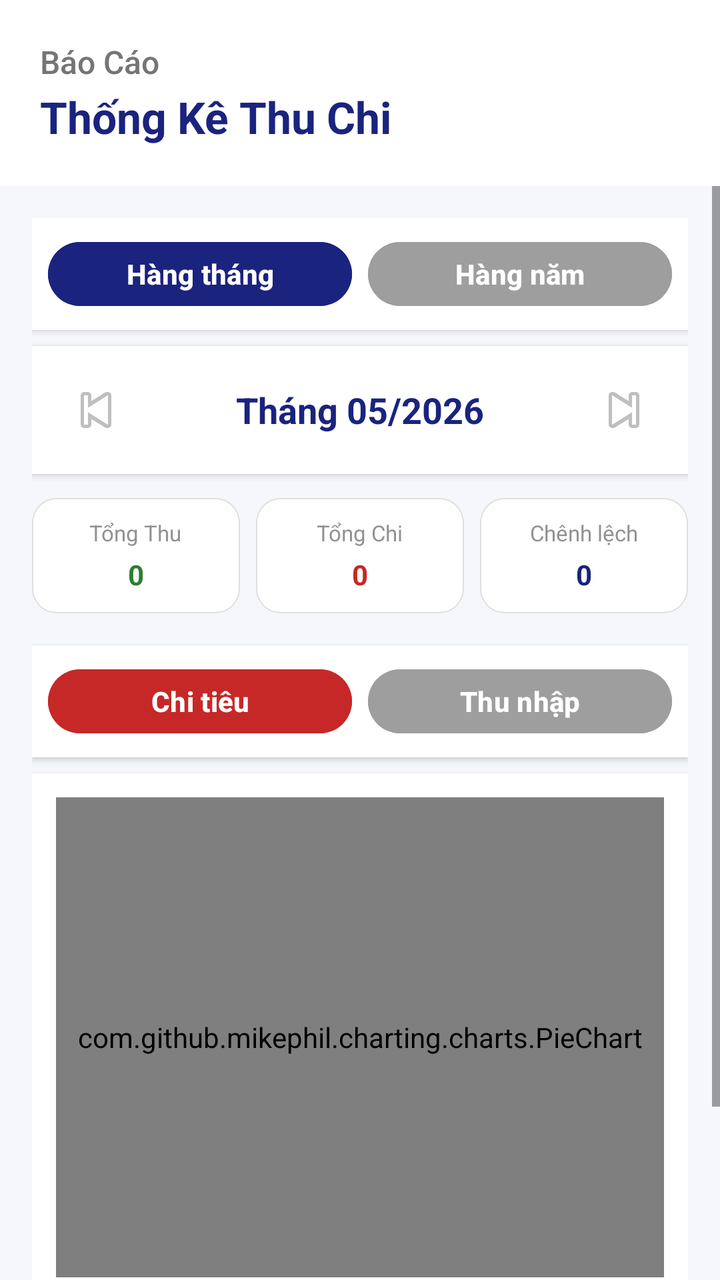
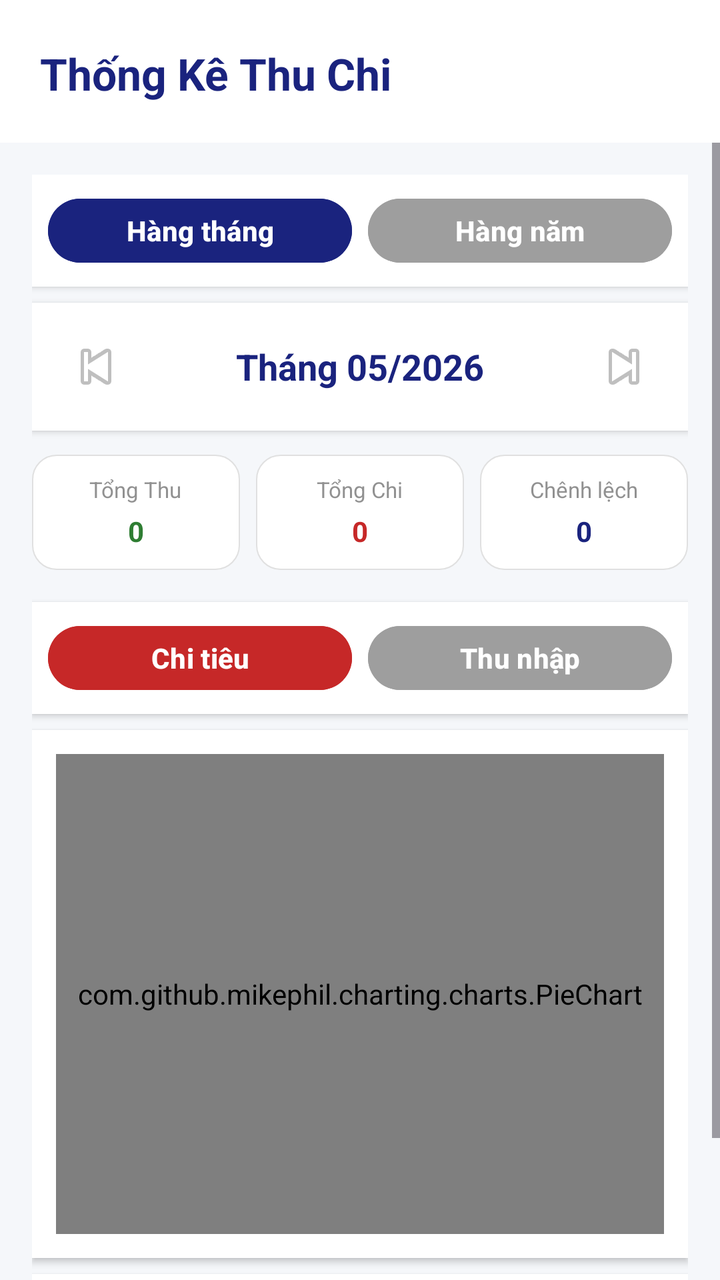

Two renders of the same Android screen: before a commit and after it. Below are the layout's source before the change and the commit's diff.
<!-- AndroidManifest.xml: application theme Theme.QuanLyChiTieu -->
<!-- res/layout/fragment_report.xml -->
<?xml version="1.0" encoding="utf-8"?>
<LinearLayout xmlns:android="http://schemas.android.com/apk/res/android"
    android:layout_width="match_parent"
    android:layout_height="match_parent"
    android:background="#F5F7FA"
    android:orientation="vertical">

    <LinearLayout
        android:layout_width="match_parent"
        android:layout_height="wrap_content"
        android:background="@android:color/white"
        android:orientation="vertical"
        android:padding="20dp">

        <TextView
            android:layout_width="wrap_content"
            android:layout_height="wrap_content"
            android:fontFamily="sans-serif-medium"
            android:text="Báo Cáo"
            android:textColor="#757575"
            android:textSize="16sp" />

        <TextView
            android:layout_width="wrap_content"
            android:layout_height="wrap_content"
            android:layout_marginTop="2dp"
            android:text="Thống Kê Thu Chi"
            android:textColor="#1A237E"
            android:textSize="22sp"
            android:textStyle="bold" />
    </LinearLayout>

    <ScrollView
        android:layout_width="match_parent"
        android:layout_height="wrap_content">

        <LinearLayout
            android:layout_width="match_parent"
            android:layout_height="wrap_content"
            android:orientation="vertical"
            android:padding="16dp">

            <LinearLayout
                android:layout_width="match_parent"
                android:layout_height="wrap_content"
                android:background="@android:color/white"
                android:gravity="center"
                android:orientation="horizontal"
                android:padding="8dp"
                android:layout_marginBottom="8dp"
                android:elevation="2dp">

                <Button
                    android:id="@+id/btnMonthlyTab"
                    android:layout_width="0dp"
                    android:layout_height="40dp"
                    android:layout_weight="1"
                    android:layout_marginEnd="4dp"
                    android:backgroundTint="#1A237E"
                    android:text="Hàng tháng"
                    android:textSize="14sp"
                    android:textStyle="bold" />

                <Button
                    android:id="@+id/btnYearlyTab"
                    android:layout_width="0dp"
                    android:layout_height="40dp"
                    android:layout_weight="1"
                    android:layout_marginStart="4dp"
                    android:backgroundTint="#9E9E9E"
                    android:text="Hàng năm"
                    android:textSize="14sp"
                    android:textStyle="bold" />

            </LinearLayout>

            <LinearLayout
                android:id="@+id/layoutDateSelector"
                android:layout_width="match_parent"
                android:layout_height="wrap_content"
                android:background="@android:color/white"
                android:gravity="center"
                android:orientation="horizontal"
                android:padding="12dp"
                android:layout_marginBottom="12dp"
                android:elevation="2dp">

                <ImageButton
                    android:id="@+id/btnPrevPeriod"
                    android:layout_width="40dp"
                    android:layout_height="40dp"
                    android:background="?attr/selectableItemBackgroundBorderless"
                    android:contentDescription="Kỳ trước"
                    android:scaleType="center"
                    android:src="@android:drawable/ic_media_previous" />

                <TextView
                    android:id="@+id/tvPeriodDisplay"
                    android:layout_width="0dp"
                    android:layout_height="wrap_content"
                    android:layout_weight="1"
                    android:clickable="true"
                    android:focusable="true"
                    android:gravity="center"
                    android:text="Tháng 05/2026"
                    android:textColor="#1A237E"
                    android:textSize="18sp"
                    android:textStyle="bold" />

                <ImageButton
                    android:id="@+id/btnNextPeriod"
                    android:layout_width="40dp"
                    android:layout_height="40dp"
                    android:background="?attr/selectableItemBackgroundBorderless"
                    android:contentDescription="Kỳ sau"
                    android:scaleType="center"
                    android:src="@android:drawable/ic_media_next" />

            </LinearLayout>

            <LinearLayout
                android:layout_width="match_parent"
                android:layout_height="wrap_content"
                android:orientation="horizontal"
                android:weightSum="3"
                android:layout_marginBottom="16dp">

                <LinearLayout
                    android:id="@+id/cardSummaryIncome"
                    android:layout_width="0dp"
                    android:layout_height="match_parent"
                    android:layout_weight="1"
                    android:layout_marginEnd="4dp"
                    android:background="@drawable/card_summary_income"
                    android:gravity="center"
                    android:orientation="vertical"
                    android:padding="10dp">

                    <TextView
                        android:layout_width="wrap_content"
                        android:layout_height="wrap_content"
                        android:alpha="0.8"
                        android:text="Tổng Thu"
                        android:textColor="#757575"
                        android:textSize="11sp" />

                    <TextView
                        android:id="@+id/tvTotalIncome"
                        android:layout_width="wrap_content"
                        android:layout_height="wrap_content"
                        android:layout_marginTop="4dp"
                        android:maxLines="1"
                        android:text="0"
                        android:textColor="#2E7D32"
                        android:textSize="14sp"
                        android:textStyle="bold" />
                </LinearLayout>

                <LinearLayout
                    android:id="@+id/cardSummaryExpense"
                    android:layout_width="0dp"
                    android:layout_height="match_parent"
                    android:layout_weight="1"
                    android:layout_marginHorizontal="4dp"
                    android:background="@drawable/card_summary_expense"
                    android:gravity="center"
                    android:orientation="vertical"
                    android:padding="10dp">

                    <TextView
                        android:layout_width="wrap_content"
                        android:layout_height="wrap_content"
                        android:alpha="0.8"
                        android:text="Tổng Chi"
                        android:textColor="#757575"
                        android:textSize="11sp" />

                    <TextView
                        android:id="@+id/tvTotalExpense"
                        android:layout_width="wrap_content"
                        android:layout_height="wrap_content"
                        android:layout_marginTop="4dp"
                        android:maxLines="1"
                        android:text="0"
                        android:textColor="#C62828"
                        android:textSize="14sp"
                        android:textStyle="bold" />
                </LinearLayout>

                <LinearLayout
                    android:id="@+id/cardSummaryBalance"
                    android:layout_width="0dp"
                    android:layout_height="match_parent"
                    android:layout_weight="1"
                    android:layout_marginStart="4dp"
                    android:background="@drawable/card_summary_balance"
                    android:gravity="center"
                    android:orientation="vertical"
                    android:padding="10dp">

                    <TextView
                        android:layout_width="wrap_content"
                        android:layout_height="wrap_content"
                        android:alpha="0.8"
                        android:text="Chênh lệch"
                        android:textColor="#757575"
                        android:textSize="11sp" />

                    <TextView
                        android:id="@+id/tvNetBalance"
                        android:layout_width="wrap_content"
                        android:layout_height="wrap_content"
                        android:layout_marginTop="4dp"
                        android:maxLines="1"
                        android:text="0"
                        android:textColor="#1A237E"
                        android:textSize="14sp"
                        android:textStyle="bold" />
                </LinearLayout>

            </LinearLayout>

            <LinearLayout
                android:layout_width="match_parent"
                android:layout_height="wrap_content"
                android:background="@android:color/white"
                android:gravity="center"
                android:orientation="horizontal"
                android:padding="8dp"
                android:layout_marginBottom="8dp"
                android:elevation="2dp">

                <Button
                    android:id="@+id/btnChartExpense"
                    android:layout_width="0dp"
                    android:layout_height="40dp"
                    android:layout_weight="1"
                    android:layout_marginEnd="4dp"
                    android:backgroundTint="#C62828"
                    android:text="Chi tiêu"
                    android:textSize="14sp"
                    android:textStyle="bold" />

                <Button
                    android:id="@+id/btnChartIncome"
                    android:layout_width="0dp"
                    android:layout_height="40dp"
                    android:layout_weight="1"
                    android:layout_marginStart="4dp"
                    android:backgroundTint="#9E9E9E"
                    android:text="Thu nhập"
                    android:textSize="14sp"
                    android:textStyle="bold" />

            </LinearLayout>

            <LinearLayout
                android:layout_width="match_parent"
                android:layout_height="wrap_content"
                android:background="@android:color/white"
                android:orientation="vertical"
                android:padding="12dp"
                android:layout_marginBottom="8dp"
                android:elevation="2dp">

                <com.github.mikephil.charting.charts.PieChart
                    android:id="@+id/pieChartDetail"
                    android:layout_width="match_parent"
                    android:layout_height="240dp" />

            </LinearLayout>

            <LinearLayout
                android:layout_width="match_parent"
                android:layout_height="wrap_content"
                android:background="@android:color/white"
                android:orientation="vertical"
                android:padding="12dp"
                android:layout_marginBottom="16dp"
                android:elevation="2dp">

                <TextView
                    android:layout_width="wrap_content"
                    android:layout_height="wrap_content"
                    android:layout_marginBottom="8dp"
                    android:text="📊 DANH MỤC CHI TIẾT"
                    android:textColor="#1A237E"
                    android:textSize="15sp"
                    android:textStyle="bold" />

                <androidx.recyclerview.widget.RecyclerView
                    android:id="@+id/rvCategoryStats"
                    android:layout_width="match_parent"
                    android:layout_height="wrap_content"
                    android:nestedScrollingEnabled="false" />

            </LinearLayout>

        </LinearLayout>

    </ScrollView>

</LinearLayout>
<!-- resources referenced by this layout -->
<resources>
  <!-- drawable card_summary_balance (drawable) -->
  <?xml version="1.0" encoding="utf-8"?>
  <shape xmlns:android="http://schemas.android.com/apk/res/android"
      android:shape="rectangle">
      <solid android:color="#FFFFFF" />
      <stroke android:width="0.5dp" android:color="#E0E0E0" />
      <corners android:radius="12dp" />
  </shape>
  <!-- drawable card_summary_expense (drawable) -->
  <?xml version="1.0" encoding="utf-8"?>
  <shape xmlns:android="http://schemas.android.com/apk/res/android"
      android:shape="rectangle">
      <solid android:color="#FFFFFF" />
      <stroke android:width="0.5dp" android:color="#E0E0E0" />
      <corners android:radius="12dp" />
  </shape>
  <!-- drawable card_summary_income (drawable) -->
  <?xml version="1.0" encoding="utf-8"?>
  <shape xmlns:android="http://schemas.android.com/apk/res/android"
      android:shape="rectangle">
      <solid android:color="#FFFFFF" />
      <stroke android:width="0.5dp" android:color="#E0E0E0" />
      <corners android:radius="12dp" />
  </shape>
  <style name="Theme.QuanLyChiTieu" parent="Base.Theme.QuanLyChiTieu" />
  <style name="Base.Theme.QuanLyChiTieu" parent="Theme.Material3.DayNight.NoActionBar">
          
          
      </style>
</resources>

<!-- the commit's change to res/layout/fragment_report.xml (unified diff, before → after) -->
@@ -11,14 +11,6 @@
         android:background="@android:color/white"
         android:orientation="vertical"
         android:padding="20dp">
-
-        <TextView
-            android:layout_width="wrap_content"
-            android:layout_height="wrap_content"
-            android:fontFamily="sans-serif-medium"
-            android:text="Báo Cáo"
-            android:textColor="#757575"
-            android:textSize="16sp" />
 
         <TextView
             android:layout_width="wrap_content"
